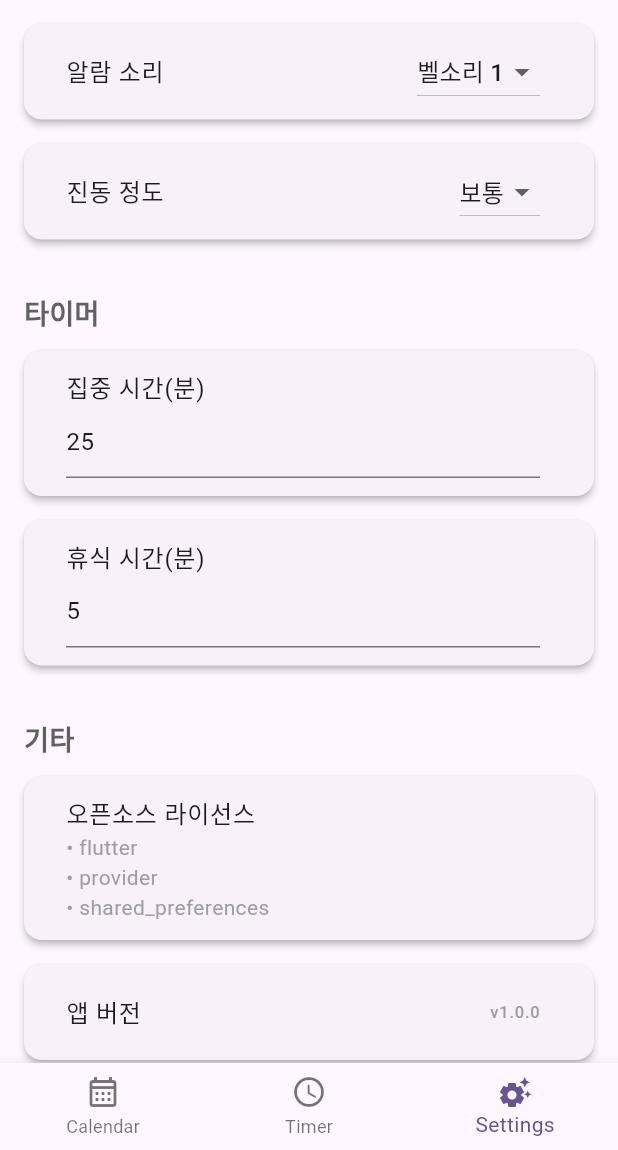
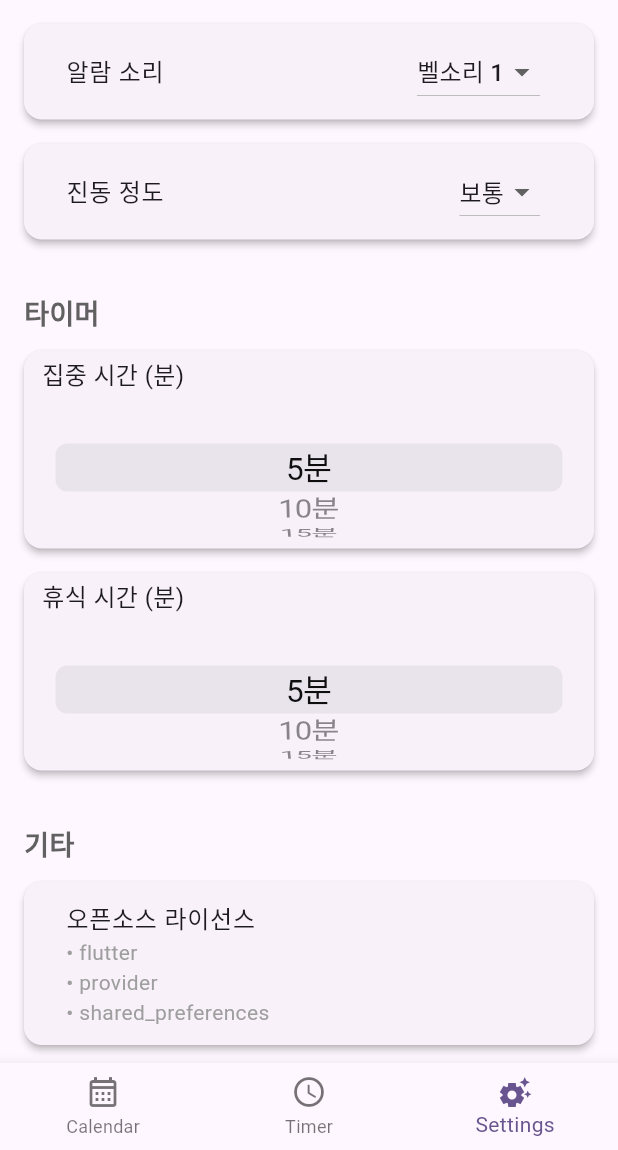
Before and after one commit to devpyc/oss_term_project, a Flutter app: the screen it shows after launch, item 3 of the bottom bar chosen, scrolled down 366 dp, on a phone screen of 412 x 824 dp, the part 86-1236 px from its top. Run offline on Flutter 3.47's test engine with Material 3 defaults, Android fonts, the phone set to English and light mode, and no system bars; our stand-ins replace shared_preferences, sleek_circular_slider, table_calendar, vibration.

Commit message:
타이머 시간 설정

```diff
--- a/lib/settingsPage.dart
+++ b/lib/settingsPage.dart
@@ -1,13 +1,76 @@
 import 'package:flutter/material.dart';
 import 'main.dart'; // isDarkModeNotifier 때문에 추가
 import 'streak_manager.dart'; //  streak import
-
+import 'package:flutter/cupertino.dart'; //시간 설정
 class SettingsPage extends StatefulWidget {
   const SettingsPage({super.key});
 
   @override
   State<SettingsPage> createState() => _SettingsPageState();
 }
+class TimePickerWidget extends StatefulWidget {
+  final String label;
+  final int initialValue;
+  final Function(int) onSelected;
+
+  const TimePickerWidget({
+    super.key,
+    required this.label,
+    required this.initialValue,
+    required this.onSelected,
+  });
+
+  @override
+  State<TimePickerWidget> createState() => _TimePickerWidgetState();
+}
+
+class _TimePickerWidgetState extends State<TimePickerWidget> {
+  final List<int> timeOptions = List.generate(24, (i) => (i + 1) * 5);
+  late FixedExtentScrollController controller;
+
+  @override
+  void initState() {
+    super.initState();
+    final index = timeOptions.indexOf(widget.initialValue);
+    controller = FixedExtentScrollController(initialItem: index >= 0 ? index : 0);
+  }
+
+  @override
+  Widget build(BuildContext context) {
+    return _buildCard(
+      child: Column(
+        crossAxisAlignment: CrossAxisAlignment.start,
+        children: [
+          Text(widget.label, style: const TextStyle(fontSize: 16)),
+          SizedBox(
+            height: 100,
+            child: CupertinoPicker(
+              scrollController: controller,
+              itemExtent: 32,
+              onSelectedItemChanged: (index) {
+                widget.onSelected(timeOptions[index]);
+              },
+              children: timeOptions.map((t) => Center(child: Text('$t분'))).toList(),
+            ),
+          ),
+        ],
+      ),
+    );
+  }
+
+  Widget _buildCard({required Widget child}) {
+    return Card(
+      elevation: 2,
+      shape: RoundedRectangleBorder(borderRadius: BorderRadius.circular(12)),
+      margin: const EdgeInsets.symmetric(vertical: 8),
+      child: Padding(
+        padding: const EdgeInsets.symmetric(horizontal: 12, vertical: 12),
+        child: child,
+      ),
+    );
+  }
+}
+
 
 class _SettingsPageState extends State<SettingsPage> {
   String? selectedTheme = '기본 테마';
@@ -125,25 +188,46 @@ class _SettingsPageState extends State<SettingsPage> {
           const SizedBox(height: 24),
           _buildSectionTitle('타이머'),
           _buildCard(
-            child: ListTile(
-              title: const Text('집중 시간(분)'),
-              subtitle: TextField(
-                controller: customTimeController,
-                keyboardType: TextInputType.number,
-                decoration: const InputDecoration(),
-              ),
+            child: Column(
+              crossAxisAlignment: CrossAxisAlignment.start,
+              children: [
+                const Text('집중 시간 (분)', style: TextStyle(fontSize: 16)),
+                SizedBox(
+                  height: 100,
+                  child: CupertinoPicker(
+                    itemExtent: 32,
+                    onSelectedItemChanged: (index) {
+                      int value = (index + 1) * 5;
+                      print('집중 시간: $value분');
+                      // 여기서 값 저장 가능
+                    },
+                    children: List.generate(24, (i) => Center(child: Text('${(i + 1) * 5}분'))),
+                  ),
+                ),
+              ],
             ),
           ),
           _buildCard(
-            child: ListTile(
-              title: const Text('휴식 시간(분)'),
-              subtitle: TextField(
-                controller: customTimeController2,
-                keyboardType: TextInputType.number,
-                decoration: const InputDecoration(),
-              ),
+            child: Column(
+              crossAxisAlignment: CrossAxisAlignment.start,
+              children: [
+                const Text('휴식 시간 (분)', style: TextStyle(fontSize: 16)),
+                SizedBox(
+                  height: 100,
+                  child: CupertinoPicker(
+                    itemExtent: 32,
+                    onSelectedItemChanged: (index) {
+                      int value = (index + 1) * 5;
+                      print('휴식 시간: $value분');
+                      // 여기서 값 저장 가능
+                    },
+                    children: List.generate(24, (i) => Center(child: Text('${(i + 1) * 5}분'))),
+                  ),
+                ),
+              ],
             ),
           ),
+
 
           const SizedBox(height: 24),
           _buildSectionTitle('기타'),
```
